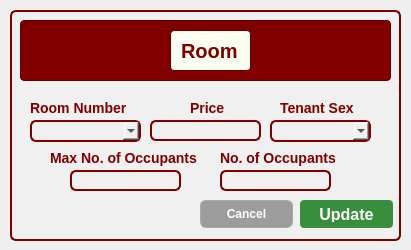
The window that CCC151-Group--BH-Management-System/UI_Files/EditRoom.ui (Kris2103/CCC151-Group--BH-Management-System) describes before a commit, drawn with Qt 5.
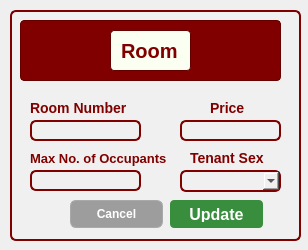
The same window after the commit.

The edit to the form file:
```diff
--- a/CCC151-Group--BH-Management-System/UI_Files/EditRoom.ui
+++ b/CCC151-Group--BH-Management-System/UI_Files/EditRoom.ui
@@ -6,7 +6,7 @@
    <rect>
     <x>0</x>
     <y>0</y>
-    <width>411</width>
+    <width>308</width>
     <height>250</height>
    </rect>
   </property>
@@ -18,7 +18,7 @@
     <rect>
      <x>10</x>
      <y>10</y>
-     <width>391</width>
+     <width>291</width>
      <height>231</height>
     </rect>
    </property>
@@ -39,7 +39,7 @@
      <rect>
       <x>10</x>
       <y>10</y>
-      <width>371</width>
+      <width>261</width>
       <height>61</height>
      </rect>
     </property>
@@ -61,7 +61,7 @@
     <widget class="QLabel" name="label_2">
      <property name="geometry">
       <rect>
-       <x>150</x>
+       <x>90</x>
        <y>10</y>
        <width>81</width>
        <height>41</height>
@@ -87,6 +87,16 @@
      </property>
     </widget>
    </widget>
+   <widget class="QLineEdit" name="RoomNumberLineEdit">
+    <property name="geometry">
+     <rect>
+      <x>20</x>
+      <y>110</y>
+      <width>111</width>
+      <height>21</height>
+     </rect>
+    </property>
+   </widget>
    <widget class="QLabel" name="label_3">
     <property name="geometry">
      <rect>
@@ -112,9 +122,9 @@
    <widget class="QLineEdit" name="PriceLineEdit">
     <property name="geometry">
      <rect>
-      <x>140</x>
+      <x>170</x>
       <y>110</y>
-      <width>111</width>
+      <width>101</width>
       <height>21</height>
      </rect>
     </property>
@@ -122,7 +132,7 @@
    <widget class="QLabel" name="label_4">
     <property name="geometry">
      <rect>
-      <x>180</x>
+      <x>200</x>
       <y>90</y>
       <width>61</width>
       <height>16</height>
@@ -141,33 +151,11 @@
      <string>Price</string>
     </property>
    </widget>
-   <widget class="QLabel" name="label_9">
-    <property name="geometry">
-     <rect>
-      <x>210</x>
-      <y>140</y>
-      <width>131</width>
-      <height>16</height>
-     </rect>
-    </property>
-    <property name="styleSheet">
-     <string notr="true">background: none;
-    border: none;
-    color: #800000;
-    font-family: 'Cal Sans', sans-serif;
-    font-weight: 700;
-    font-style: normal;
-    font-size: 14px;</string>
-    </property>
-    <property name="text">
-     <string>No. of Occupants</string>
-    </property>
-   </widget>
    <widget class="QLabel" name="label_10">
     <property name="geometry">
      <rect>
-      <x>270</x>
-      <y>90</y>
+      <x>180</x>
+      <y>140</y>
       <width>81</width>
       <height>16</height>
      </rect>
@@ -188,7 +176,7 @@
    <widget class="QPushButton" name="UpdatepushButton">
     <property name="geometry">
      <rect>
-      <x>290</x>
+      <x>160</x>
       <y>190</y>
       <width>93</width>
       <height>28</height>
@@ -212,7 +200,7 @@
    <widget class="QPushButton" name="CancelpushButton">
     <property name="geometry">
      <rect>
-      <x>190</x>
+      <x>60</x>
       <y>190</y>
       <width>93</width>
       <height>28</height>
@@ -235,8 +223,8 @@
    <widget class="QComboBox" name="TenantSexComboBox">
     <property name="geometry">
      <rect>
-      <x>260</x>
-      <y>110</y>
+      <x>170</x>
+      <y>160</y>
       <width>101</width>
       <height>22</height>
      </rect>
@@ -245,7 +233,7 @@
    <widget class="QLabel" name="label_13">
     <property name="geometry">
      <rect>
-      <x>40</x>
+      <x>20</x>
       <y>140</y>
       <width>161</width>
       <height>16</height>
@@ -258,7 +246,7 @@
     font-family: 'Cal Sans', sans-serif;
     font-weight: 700;
     font-style: normal;
-    font-size: 14px;</string>
+    font-size: 13px;</string>
     </property>
     <property name="text">
      <string>Max No. of Occupants</string>
@@ -267,27 +255,7 @@
    <widget class="QLineEdit" name="MaxNoOccupantsLineEdit">
     <property name="geometry">
      <rect>
-      <x>60</x>
-      <y>160</y>
-      <width>111</width>
-      <height>21</height>
-     </rect>
-    </property>
-   </widget>
-   <widget class="QComboBox" name="RoomNumberComboBox">
-    <property name="geometry">
-     <rect>
       <x>20</x>
-      <y>110</y>
-      <width>111</width>
-      <height>22</height>
-     </rect>
-    </property>
-   </widget>
-   <widget class="QLineEdit" name="NoOfOccupants">
-    <property name="geometry">
-     <rect>
-      <x>210</x>
       <y>160</y>
       <width>111</width>
       <height>21</height>
```
